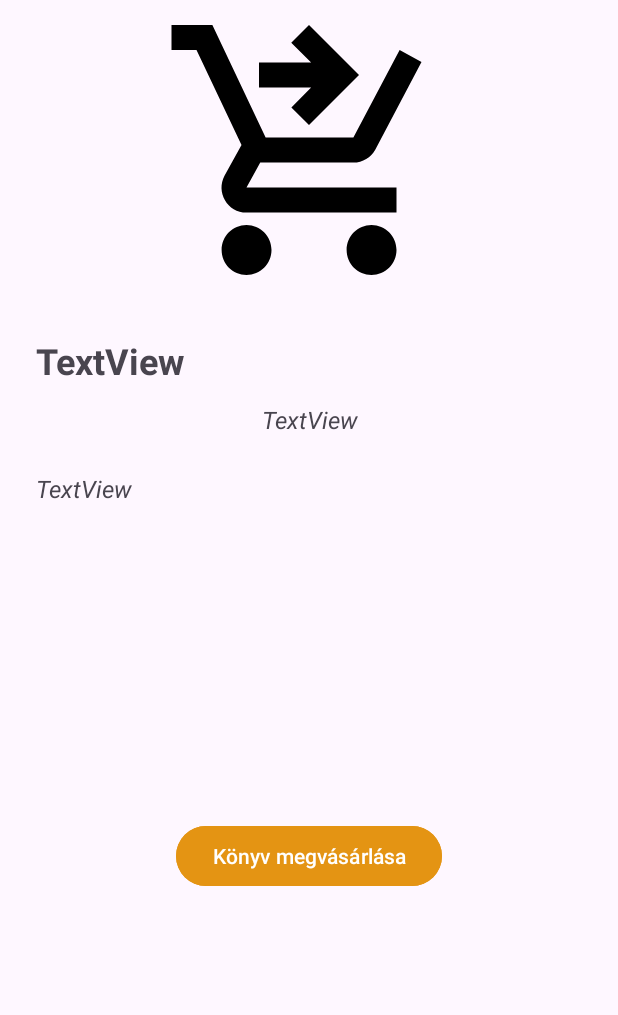
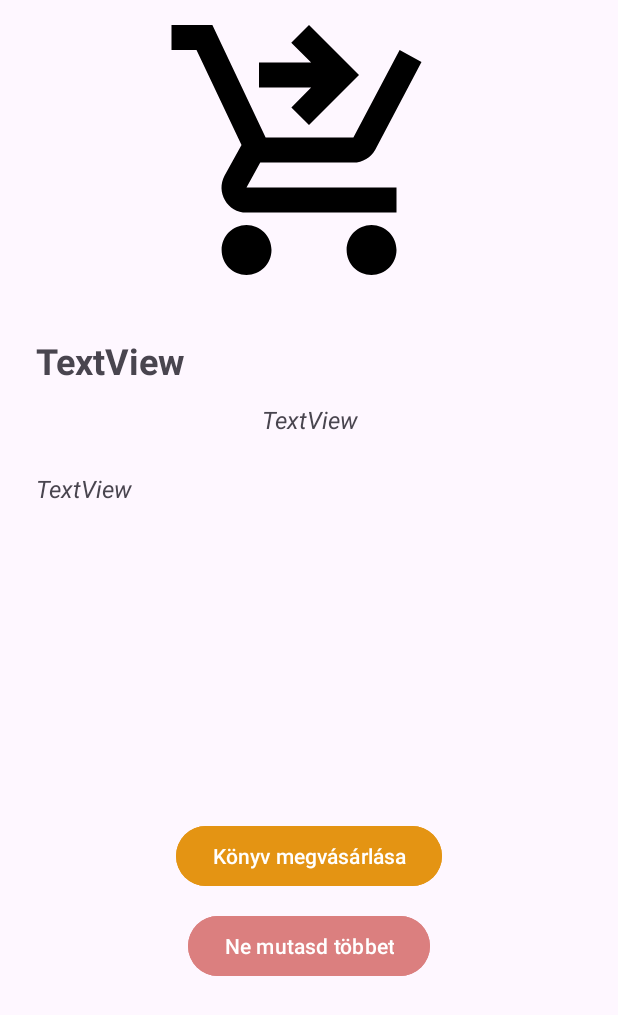
Before and after one commit to hgergely03/SZTE-IB470G, an Android app: the layout activity_details.xml on its own in the app's theme, with its tools: preview values and no code run, on a phone screen of 412 x 824 dp. Shown: the top 1015 px of the screen. Run offline under Robolectric (Android 15) with nearby library versions, the phone set to English and light mode, and no system bars.

Commit message:
UD books

```diff
--- a/app/src/main/res/layout/activity_details.xml
+++ b/app/src/main/res/layout/activity_details.xml
@@ -91,6 +91,17 @@
                     app:layout_constraintEnd_toEndOf="parent"
                     app:layout_constraintStart_toStartOf="parent"
                     app:layout_constraintTop_toBottomOf="@+id/bookDetailsDescription" />
+
+                <Button
+                    android:id="@+id/doNotShowButton"
+                    android:layout_width="wrap_content"
+                    android:layout_height="wrap_content"
+                    android:layout_marginTop="12dp"
+                    android:backgroundTint="#DB7F7F"
+                    android:text="Ne mutasd többet"
+                    app:layout_constraintEnd_toEndOf="parent"
+                    app:layout_constraintStart_toStartOf="parent"
+                    app:layout_constraintTop_toBottomOf="@+id/buyBookButton" />
             </androidx.constraintlayout.widget.ConstraintLayout>
 
         </LinearLayout>
```
Also changed, not shown: app/src/main/java/com/book/bookcorner/DetailsActivity.java (+16 -0 lines), app/src/main/java/com/book/bookcorner/OrdersActivity.java (+20 -3 lines).
